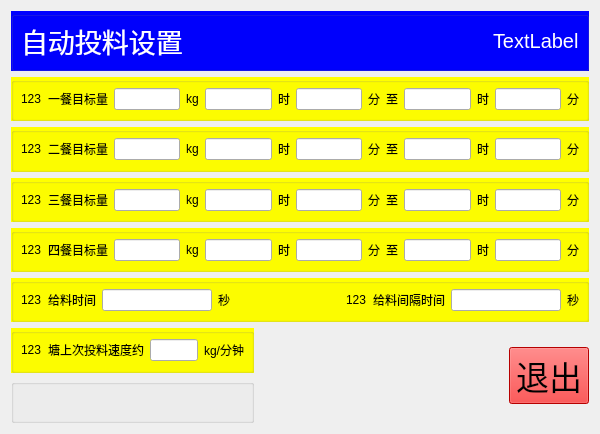
wsh01/batch-feeder, file chengyi_Qt4linux/form_auto.ui: the form before one commit.
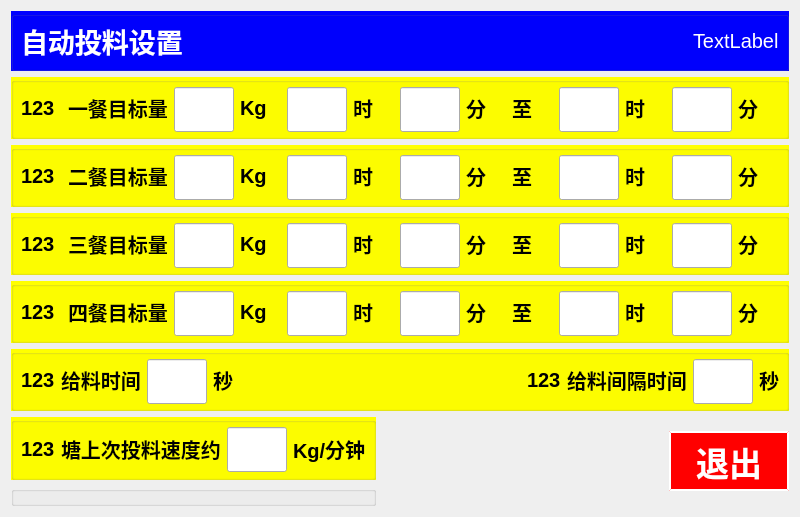
The form after the commit.

The edit to the form file:
```diff
--- a/chengyi_Qt4linux/form_auto.ui
+++ b/chengyi_Qt4linux/form_auto.ui
@@ -6,10 +6,22 @@
    <rect>
     <x>0</x>
     <y>0</y>
-    <width>600</width>
-    <height>434</height>
+    <width>800</width>
+    <height>517</height>
    </rect>
   </property>
+  <property name="minimumSize">
+   <size>
+    <width>800</width>
+    <height>480</height>
+   </size>
+  </property>
+  <property name="maximumSize">
+   <size>
+    <width>800</width>
+    <height>517</height>
+   </size>
+  </property>
   <property name="windowTitle">
    <string>Form</string>
   </property>
@@ -30,6 +42,8 @@
         <property name="font">
          <font>
           <pointsize>20</pointsize>
+          <weight>75</weight>
+          <bold>true</bold>
          </font>
         </property>
         <property name="styleSheet">
@@ -84,6 +98,13 @@
      <layout class="QGridLayout" name="gridLayout_2">
       <item row="0" column="0">
        <widget class="QLabel" name="label">
+        <property name="font">
+         <font>
+          <pointsize>15</pointsize>
+          <weight>75</weight>
+          <bold>true</bold>
+         </font>
+        </property>
         <property name="text">
          <string>123</string>
         </property>
@@ -91,6 +112,13 @@
       </item>
       <item row="0" column="1">
        <widget class="QLabel" name="label_8">
+        <property name="font">
+         <font>
+          <pointsize>15</pointsize>
+          <weight>75</weight>
+          <bold>true</bold>
+         </font>
+        </property>
         <property name="styleSheet">
          <string notr="true"/>
         </property>
@@ -100,30 +128,90 @@
        </widget>
       </item>
       <item row="0" column="2">
-       <widget class="QLineEdit" name="lineEdit"/>
+       <widget class="QLineEdit" name="lineEdit">
+        <property name="minimumSize">
+         <size>
+          <width>60</width>
+          <height>45</height>
+         </size>
+        </property>
+        <property name="maximumSize">
+         <size>
+          <width>60</width>
+          <height>45</height>
+         </size>
+        </property>
+       </widget>
       </item>
       <item row="0" column="3">
        <widget class="QLabel" name="label_29">
+        <property name="font">
+         <font>
+          <pointsize>15</pointsize>
+          <weight>75</weight>
+          <bold>true</bold>
+         </font>
+        </property>
         <property name="text">
-         <string>kg</string>
+         <string>Kg</string>
         </property>
        </widget>
       </item>
       <item row="0" column="4">
-       <widget class="QLineEdit" name="lineEdit_9"/>
+       <widget class="QLineEdit" name="lineEdit_9">
+        <property name="minimumSize">
+         <size>
+          <width>60</width>
+          <height>45</height>
+         </size>
+        </property>
+        <property name="maximumSize">
+         <size>
+          <width>60</width>
+          <height>45</height>
+         </size>
+        </property>
+       </widget>
       </item>
       <item row="0" column="5">
        <widget class="QLabel" name="label_16">
+        <property name="font">
+         <font>
+          <pointsize>15</pointsize>
+          <weight>75</weight>
+          <bold>true</bold>
+         </font>
+        </property>
         <property name="text">
          <string>时</string>
         </property>
        </widget>
       </item>
       <item row="0" column="6">
-       <widget class="QLineEdit" name="lineEdit_10"/>
+       <widget class="QLineEdit" name="lineEdit_10">
+        <property name="minimumSize">
+         <size>
+          <width>60</width>
+          <height>45</height>
+         </size>
+        </property>
+        <property name="maximumSize">
+         <size>
+          <width>60</width>
+          <height>45</height>
+         </size>
+        </property>
+       </widget>
       </item>
       <item row="0" column="7">
        <widget class="QLabel" name="label_20">
+        <property name="font">
+         <font>
+          <pointsize>15</pointsize>
+          <weight>75</weight>
+          <bold>true</bold>
+         </font>
+        </property>
         <property name="text">
          <string>分</string>
         </property>
@@ -131,26 +219,73 @@
       </item>
       <item row="0" column="8">
        <widget class="QLabel" name="label_35">
+        <property name="font">
+         <font>
+          <pointsize>15</pointsize>
+          <weight>75</weight>
+          <bold>true</bold>
+         </font>
+        </property>
         <property name="text">
          <string>至</string>
         </property>
        </widget>
       </item>
       <item row="0" column="9">
-       <widget class="QLineEdit" name="lineEdit_21"/>
+       <widget class="QLineEdit" name="lineEdit_21">
+        <property name="minimumSize">
+         <size>
+          <width>60</width>
+          <height>45</height>
+         </size>
+        </property>
+        <property name="maximumSize">
+         <size>
+          <width>60</width>
+          <height>45</height>
+         </size>
+        </property>
+       </widget>
       </item>
       <item row="0" column="10">
        <widget class="QLabel" name="label_19">
+        <property name="font">
+         <font>
+          <pointsize>15</pointsize>
+          <weight>75</weight>
+          <bold>true</bold>
+         </font>
+        </property>
         <property name="text">
          <string>时</string>
         </property>
        </widget>
       </item>
       <item row="0" column="11">
-       <widget class="QLineEdit" name="lineEdit_18"/>
+       <widget class="QLineEdit" name="lineEdit_18">
+        <property name="minimumSize">
+         <size>
+          <width>60</width>
+          <height>45</height>
+         </size>
+        </property>
+        <property name="maximumSize">
+         <size>
+          <width>60</width>
+          <height>45</height>
+         </size>
+        </property>
+       </widget>
       </item>
       <item row="0" column="12">
        <widget class="QLabel" name="label_26">
+        <property name="font">
+         <font>
+          <pointsize>15</pointsize>
+          <weight>75</weight>
+          <bold>true</bold>
+         </font>
+        </property>
         <property name="text">
          <string>分</string>
         </property>
@@ -172,23 +307,57 @@
      <layout class="QGridLayout" name="gridLayout_3">
       <item row="0" column="1">
        <widget class="QLabel" name="label_9">
+        <property name="font">
+         <font>
+          <pointsize>15</pointsize>
+          <weight>75</weight>
+          <bold>true</bold>
+         </font>
+        </property>
         <property name="text">
          <string>二餐目标量</string>
         </property>
        </widget>
       </item>
       <item row="0" column="5">
-       <widget class="QLineEdit" name="lineEdit_8"/>
+       <widget class="QLineEdit" name="lineEdit_8">
+        <property name="minimumSize">
+         <size>
+          <width>60</width>
+          <height>45</height>
+         </size>
+        </property>
+        <property name="maximumSize">
+         <size>
+          <width>60</width>
+          <height>45</height>
+         </size>
+        </property>
+       </widget>
       </item>
       <item row="0" column="4">
        <widget class="QLabel" name="label_30">
+        <property name="font">
+         <font>
+          <pointsize>15</pointsize>
+          <weight>75</weight>
+          <bold>true</bold>
+         </font>
+        </property>
         <property name="text">
-         <string>kg</string>
+         <string>Kg</string>
         </property>
        </widget>
       </item>
       <item row="0" column="12">
        <widget class="QLabel" name="label_33">
+        <property name="font">
+         <font>
+          <pointsize>15</pointsize>
+          <weight>75</weight>
+          <bold>true</bold>
+         </font>
+        </property>
         <property name="text">
          <string>时</string>
         </property>
@@ -196,6 +365,13 @@
       </item>
       <item row="0" column="8">
        <widget class="QLabel" name="label_21">
+        <property name="font">
+         <font>
+          <pointsize>15</pointsize>
+          <weight>75</weight>
+          <bold>true</bold>
+         </font>
+        </property>
         <property name="text">
          <string>分</string>
         </property>
@@ -203,22 +379,75 @@
       </item>
       <item row="0" column="0">
        <widget class="QLabel" name="label_2">
+        <property name="font">
+         <font>
+          <pointsize>15</pointsize>
+          <weight>75</weight>
+          <bold>true</bold>
+         </font>
+        </property>
         <property name="text">
          <string>123</string>
         </property>
        </widget>
       </item>
       <item row="0" column="7">
-       <widget class="QLineEdit" name="lineEdit_13"/>
+       <widget class="QLineEdit" name="lineEdit_13">
+        <property name="minimumSize">
+         <size>
+          <width>60</width>
+          <height>45</height>
+         </size>
+        </property>
+        <property name="maximumSize">
+         <size>
+          <width>60</width>
+          <height>45</height>
+         </size>
+        </property>
+       </widget>
       </item>
       <item row="0" column="11">
-       <widget class="QLineEdit" name="lineEdit_16"/>
+       <widget class="QLineEdit" name="lineEdit_16">
+        <property name="minimumSize">
+         <size>
+          <width>60</width>
+          <height>45</height>
+         </size>
+        </property>
+        <property name="maximumSize">
+         <size>
+          <width>60</width>
+          <height>45</height>
+         </size>
+        </property>
+       </widget>
       </item>
       <item row="0" column="13">
-       <widget class="QLineEdit" name="lineEdit_17"/>
+       <widget class="QLineEdit" name="lineEdit_17">
+        <property name="minimumSize">
+         <size>
+          <width>60</width>
+          <height>45</height>
+         </size>
+        </property>
+        <property name="maximumSize">
+         <size>
+          <width>60</width>
+          <height>45</height>
+         </size>
+        </property>
+       </widget>
       </item>
       <item row="0" column="6">
        <widget class="QLabel" name="label_17">
+        <property name="font">
+         <font>
+          <pointsize>15</pointsize>
+          <weight>75</weight>
+          <bold>true</bold>
+         </font>
+        </property>
         <property name="text">
          <string>时</string>
         </property>
@@ -226,16 +455,43 @@
       </item>
       <item row="0" column="14">
        <widget class="QLabel" name="label_28">
+        <property name="font">
+         <font>
+          <pointsize>15</pointsize>
+          <weight>75</weight>
+          <bold>true</bold>
+         </font>
+        </property>
         <property name="text">
          <string>分</string>
         </property>
        </widget>
       </item>
       <item row="0" column="3">
-       <widget class="QLineEdit" name="lineEdit_2"/>
+       <widget class="QLineEdit" name="lineEdit_2">
+        <property name="minimumSize">
+         <size>
+          <width>60</width>
+          <height>45</height>
+         </size>
+        </property>
+        <property name="maximumSize">
+         <size>
+          <width>60</width>
+          <height>45</height>
+         </size>
+        </property>
+       </widget>
       </item>
       <item row="0" column="9">
        <widget class="QLabel" name="label_37">
+        <property name="font">
+         <font>
+          <pointsize>15</pointsize>
+          <weight>75</weight>
+          <bold>true</bold>
+         </font>
+        </property>
         <property name="text">
          <string>至</string>
         </property>
@@ -246,6 +502,13 @@
    </item>
    <item row="3" column="0" colspan="3">
     <widget class="QGroupBox" name="groupBox_4">
+     <property name="font">
+      <font>
+       <pointsize>15</pointsize>
+       <weight>75</weight>
+       <bold>true</bold>
+      </font>
+     </property>
      <property name="styleSheet">
       <string notr="true">QGroupBox{ background-color:rgb(255, 255, 0);} 
 QGroupBox{ margin-top:0px;}
@@ -257,6 +520,13 @@
      <layout class="QGridLayout" name="gridLayout_4">
       <item row="0" column="0">
        <widget class="QLabel" name="label_3">
+        <property name="font">
+         <font>
+          <pointsize>15</pointsize>
+          <weight>75</weight>
+          <bold>true</bold>
+         </font>
+        </property>
         <property name="text">
          <string>123</string>
         </property>
@@ -264,36 +534,103 @@
       </item>
       <item row="0" column="1">
        <widget class="QLabel" name="label_10">
+        <property name="font">
+         <font>
+          <pointsize>15</pointsize>
+          <weight>75</weight>
+          <bold>true</bold>
+         </font>
+        </property>
         <property name="text">
          <string>三餐目标量</string>
         </property>
        </widget>
       </item>
       <item row="0" column="2">
-       <widget class="QLineEdit" name="lineEdit_3"/>
+       <widget class="QLineEdit" name="lineEdit_3">
+        <property name="minimumSize">
+         <size>
+          <width>60</width>
+          <height>45</height>
+         </size>
+        </property>
+        <property name="maximumSize">
+         <size>
+          <width>60</width>
+          <height>45</height>
+         </size>
+        </property>
+       </widget>
       </item>
       <item row="0" column="3">
        <widget class="QLabel" name="label_43">
+        <property name="font">
+         <font>
+          <pointsize>15</pointsize>
+          <weight>75</weight>
+          <bold>true</bold>
+         </font>
+        </property>
         <property name="text">
-         <string>kg</string>
+         <string>Kg</string>
         </property>
        </widget>
       </item>
       <item row="0" column="4">
-       <widget class="QLineEdit" name="lineEdit_7"/>
+       <widget class="QLineEdit" name="lineEdit_7">
+        <property name="minimumSize">
+         <size>
+          <width>60</width>
+          <height>45</height>
+         </size>
+        </property>
+        <property name="maximumSize">
+         <size>
+          <width>60</width>
+          <height>45</height>
+         </size>
+        </property>
+       </widget>
       </item>
       <item row="0" column="5">
        <widget class="QLabel" name="label_18">
+        <property name="font">
+         <font>
+          <pointsize>15</pointsize>
+          <weight>75</weight>
+          <bold>true</bold>
+         </font>
+        </property>
         <property name="text">
          <string>时</string>
         </property>
        </widget>
       </item>
       <item row="0" column="6">
-       <widget class="QLineEdit" name="lineEdit_12"/>
+       <widget class="QLineEdit" name="lineEdit_12">
+        <property name="minimumSize">
+         <size>
+          <width>60</width>
+          <height>45</height>
+         </size>
+        </property>
+        <property name="maximumSize">
+         <size>
+          <width>60</width>
+          <height>45</height>
+         </size>
+        </property>
+       </widget>
       </item>
       <item row="0" column="7">
        <widget class="QLabel" name="label_22">
+        <property name="font">
+         <font>
+          <pointsize>15</pointsize>
+          <weight>75</weight>
+          <bold>true</bold>
+         </font>
+        </property>
         <property name="text">
          <string>分</string>
         </property>
@@ -301,26 +638,73 @@
       </item>
       <item row="0" column="8">
        <widget class="QLabel" name="label_36">
+        <property name="font">
+         <font>
+          <pointsize>15</pointsize>
+          <weight>75</weight>
+          <bold>true</bold>
+         </font>
+        </property>
         <property name="text">
          <string>至</string>
         </property>
        </widget>
       </item>
       <item row="0" column="9">
-       <widget class="QLineEdit" name="lineEdit_15"/>
+       <widget class="QLineEdit" name="lineEdit_15">
+        <property name="minimumSize">
+         <size>
+          <width>60</width>
+          <height>45</height>
+         </size>
+        </property>
+        <property name="maximumSize">
+         <size>
+          <width>60</width>
+          <height>45</height>
+         </size>
+        </property>
+       </widget>
       </item>
       <item row="0" column="10">
        <widget class="QLabel" name="label_32">
+        <property name="font">
+         <font>
+          <pointsize>15</pointsize>
+          <weight>75</weight>
+          <bold>true</bold>
+         </font>
+        </property>
         <property name="text">
          <string>时</string>
         </property>
        </widget>
       </item>
       <item row="0" column="11">
-       <widget class="QLineEdit" name="lineEdit_19"/>
+       <widget class="QLineEdit" name="lineEdit_19">
+        <property name="minimumSize">
+         <size>
+          <width>60</width>
+          <height>45</height>
+         </size>
+        </property>
+        <property name="maximumSize">
+         <size>
+          <width>60</width>
+          <height>45</height>
+         </size>
+        </property>
+       </widget>
       </item>
       <item row="0" column="12">
        <widget class="QLabel" name="label_27">
+        <property name="font">
+         <font>
+          <pointsize>15</pointsize>
+          <weight>75</weight>
+          <bold>true</bold>
+         </font>
+        </property>
         <property name="text">
          <string>分</string>
         </property>
@@ -342,6 +726,13 @@
      <layout class="QGridLayout" name="gridLayout_5">
       <item row="0" column="0">
        <widget class="QLabel" name="label_4">
+        <property name="font">
+         <font>
+          <pointsize>15</pointsize>
+          <weight>75</weight>
+          <bold>true</bold>
+         </font>
+        </property>
         <property name="text">
          <string>123</string>
         </property>
@@ -349,36 +740,103 @@
       </item>
       <item row="0" column="1">
        <widget class="QLabel" name="label_12">
+        <property name="font">
+         <font>
+          <pointsize>15</pointsize>
+          <weight>75</weight>
+          <bold>true</bold>
+         </font>
+        </property>
         <property name="text">
          <string>四餐目标量</string>
         </property>
        </widget>
       </item>
       <item row="0" column="2">
-       <widget class="QLineEdit" name="lineEdit_4"/>
+       <widget class="QLineEdit" name="lineEdit_4">
+        <property name="minimumSize">
+         <size>
+          <width>60</width>
+          <height>45</height>
+         </size>
+        </property>
+        <property name="maximumSize">
+         <size>
+          <width>60</width>
+          <height>45</height>
+         </size>
+        </property>
+       </widget>
       </item>
       <item row="0" column="3">
        <widget class="QLabel" name="label_44">
+        <property name="font">
+         <font>
+          <pointsize>15</pointsize>
+          <weight>75</weight>
+          <bold>true</bold>
+         </font>
+        </property>
         <property name="text">
-         <string>kg</string>
+         <string>Kg</string>
         </property>
        </widget>
       </item>
       <item row="0" column="4">
-       <widget class="QLineEdit" name="lineEdit_6"/>
+       <widget class="QLineEdit" name="lineEdit_6">
+        <property name="minimumSize">
+         <size>
+          <width>60</width>
+          <height>45</height>
+         </size>
+        </property>
+        <property name="maximumSize">
+         <size>
+          <width>60</width>
+          <height>45</height>
+         </size>
+        </property>
+       </widget>
       </item>
       <item row="0" column="5">
        <widget class="QLabel" name="label_25">
+        <property name="font">
+         <font>
+          <pointsize>15</pointsize>
+          <weight>75</weight>
+          <bold>true</bold>
+         </font>
+        </property>
         <property name="text">
          <string>时</string>
         </property>
        </widget>
       </item>
       <item row="0" column="6">
-       <widget class="QLineEdit" name="lineEdit_11"/>
+       <widget class="QLineEdit" name="lineEdit_11">
+        <property name="minimumSize">
+         <size>
+          <width>60</width>
+          <height>45</height>
+         </size>
+        </property>
+        <property name="maximumSize">
+         <size>
+          <width>60</width>
+          <height>45</height>
+         </size>
+        </property>
+       </widget>
       </item>
       <item row="0" column="7">
        <widget class="QLabel" name="label_23">
+        <property name="font">
+         <font>
+          <pointsize>15</pointsize>
+          <weight>75</weight>
+          <bold>true</bold>
+         </font>
+        </property>
         <property name="text">
          <string>分</string>
         </property>
@@ -386,26 +844,73 @@
       </item>
       <item row="0" column="8">
        <widget class="QLabel" name="label_34">
+        <property name="font">
+         <font>
+          <pointsize>15</pointsize>
+          <weight>75</weight>
+          <bold>true</bold>
+         </font>
+        </property>
         <property name="text">
          <string>至</string>
         </property>
        </widget>
       </item>
       <item row="0" column="9">
-       <widget class="QLineEdit" name="lineEdit_14"/>
+       <widget class="QLineEdit" name="lineEdit_14">
+        <property name="minimumSize">
+         <size>
+          <width>60</width>
+          <height>45</height>
+         </size>
+        </property>
+        <property name="maximumSize">
+         <size>
+          <width>60</width>
+          <height>45</height>
+         </size>
+        </property>
+       </widget>
       </item>
       <item row="0" column="10">
        <widget class="QLabel" name="label_31">
+        <property name="font">
+         <font>
+          <pointsize>15</pointsize>
+          <weight>75</weight>
+          <bold>true</bold>
+         </font>
+        </property>
         <property name="text">
          <string>时</string>
         </property>
        </widget>
       </item>
       <item row="0" column="11">
-       <widget class="QLineEdit" name="lineEdit_20"/>
+       <widget class="QLineEdit" name="lineEdit_20">
+        <property name="minimumSize">
+         <size>
+          <width>60</width>
+          <height>45</height>
+         </size>
+        </property>
+        <property name="maximumSize">
+         <size>
+          <width>60</width>
+          <height>45</height>
+         </size>
+        </property>
+       </widget>
       </item>
       <item row="0" column="12">
        <widget class="QLabel" name="label_24">
+        <property name="font">
+         <font>
+          <pointsize>15</pointsize>
+          <weight>75</weight>
+          <bold>true</bold>
+         </font>
+        </property>
         <property name="text">
          <string>分</string>
         </property>
@@ -427,6 +932,13 @@
      <layout class="QGridLayout" name="gridLayout_6">
       <item row="0" column="0">
        <widget class="QLabel" name="label_5">
+        <property name="font">
+         <font>
+          <pointsize>15</pointsize>
+          <weight>75</weight>
+          <bold>true</bold>
+         </font>
+        </property>
         <property name="text">
          <string>123</string>
         </property>
@@ -434,16 +946,43 @@
       </item>
       <item row="0" column="1">
        <widget class="QLabel" name="label_7">
+        <property name="font">
+         <font>
+          <pointsize>15</pointsize>
+          <weight>75</weight>
+          <bold>true</bold>
+         </font>
+        </property>
         <property name="text">
          <string>给料时间</string>
         </property>
        </widget>
       </item>
       <item row="0" column="2">
-       <widget class="QLineEdit" name="lineEdit_5"/>
+       <widget class="QLineEdit" name="lineEdit_5">
+        <property name="minimumSize">
+         <size>
+          <width>60</width>
+          <height>45</height>
+         </size>
+        </property>
+        <property name="maximumSize">
+         <size>
+          <width>60</width>
+          <height>45</height>
+         </size>
+        </property>
+       </widget>
       </item>
       <item row="0" column="3">
        <widget class="QLabel" name="label_45">
+        <property name="font">
+         <font>
+          <pointsize>15</pointsize>
+          <weight>75</weight>
+          <bold>true</bold>
+         </font>
+        </property>
         <property name="text">
          <string>秒</string>
         </property>
@@ -464,6 +1003,13 @@
       </item>
       <item row="0" column="5">
        <widget class="QLabel" name="label_13">
+        <property name="font">
+         <font>
+          <pointsize>15</pointsize>
+          <weight>75</weight>
+          <bold>true</bold>
+         </font>
+        </property>
         <property name="text">
          <string>123</string>
         </property>
@@ -471,16 +1017,43 @@
       </item>
       <item row="0" column="6">
        <widget class="QLabel" name="label_11">
+        <property name="font">
+         <font>
+          <pointsize>15</pointsize>
+          <weight>75</weight>
+          <bold>true</bold>
+         </font>
+        </property>
         <property name="text">
          <string>给料间隔时间</string>
         </property>
        </widget>
       </item>
       <item row="0" column="7">
-       <widget class="QLineEdit" name="lineEdit_22"/>
+       <widget class="QLineEdit" name="lineEdit_22">
+        <property name="minimumSize">
+         <size>
+          <width>60</width>
+          <height>45</height>
+         </size>
+        </property>
+        <property name="maximumSize">
+         <size>
+          <width>60</width>
+          <height>45</height>
+         </size>
+        </property>
+       </widget>
       </item>
       <item row="0" column="8">
        <widget class="QLabel" name="label_46">
+        <property name="font">
+         <font>
+          <pointsize>15</pointsize>
+          <weight>75</weight>
+          <bold>true</bold>
+         </font>
+        </property>
         <property name="text">
          <string>秒</string>
         </property>
@@ -502,6 +1075,13 @@
      <layout class="QGridLayout" name="gridLayout_7">
       <item row="0" column="0">
        <widget class="QLabel" name="label_6">
+        <property name="font">
+         <font>
+          <pointsize>15</pointsize>
+          <weight>75</weight>
+          <bold>true</bold>
+         </font>
+        </property>
         <property name="text">
          <string>123</string>
         </property>
@@ -509,18 +1089,45 @@
       </item>
       <item row="0" column="1">
        <widget class="QLabel" name="label_14">
+        <property name="font">
+         <font>
+          <pointsize>15</pointsize>
+          <weight>75</weight>
+          <bold>true</bold>
+         </font>
+        </property>
         <property name="text">
          <string>塘上次投料速度约</string>
         </property>
        </widget>
       </item>
       <item row="0" column="2">
-       <widget class="QLineEdit" name="lineEdit_23"/>
+       <widget class="QLineEdit" name="lineEdit_23">
+        <property name="minimumSize">
+         <size>
+          <width>60</width>
+          <height>45</height>
+         </size>
+        </property>
+        <property name="maximumSize">
+         <size>
+          <width>60</width>
+          <height>45</height>
+         </size>
+        </property>
+       </widget>
       </item>
       <item row="0" column="3">
        <widget class="QLabel" name="label_47">
+        <property name="font">
+         <font>
+          <pointsize>15</pointsize>
+          <weight>75</weight>
+          <bold>true</bold>
+         </font>
+        </property>
         <property name="text">
-         <string>kg/分钟</string>
+         <string>Kg/分钟</string>
         </property>
        </widget>
       </item>
@@ -542,14 +1149,33 @@
    </item>
    <item row="6" column="2" rowspan="2">
     <widget class="QPushButton" name="btn_quit">
+     <property name="minimumSize">
+      <size>
+       <width>120</width>
+       <height>60</height>
+      </size>
+     </property>
+     <property name="maximumSize">
+      <size>
+       <width>120</width>
+       <height>60</height>
+      </size>
+     </property>
      <property name="font">
       <font>
        <pointsize>25</pointsize>
+       <weight>75</weight>
+       <bold>true</bold>
       </font>
      </property>
      <property name="styleSheet">
       <string notr="true">QPushButton { background-color:rgb(255, 0, 0);} 
-QPushButton:hover { background-color: rgb(255, 50, 0); }</string>
+QPushButton:hover { background-color: rgb(255, 50, 0); }
+QPushButton {color:rgb(255, 255, 255);
+                             border-style: outset;
+                           	border-width: 2px;
+	                         border-color: white;}
+</string>
      </property>
      <property name="text">
       <string>退出</string>
```
Left out of the diff: 22 changed lines with no effect on the pictures.
